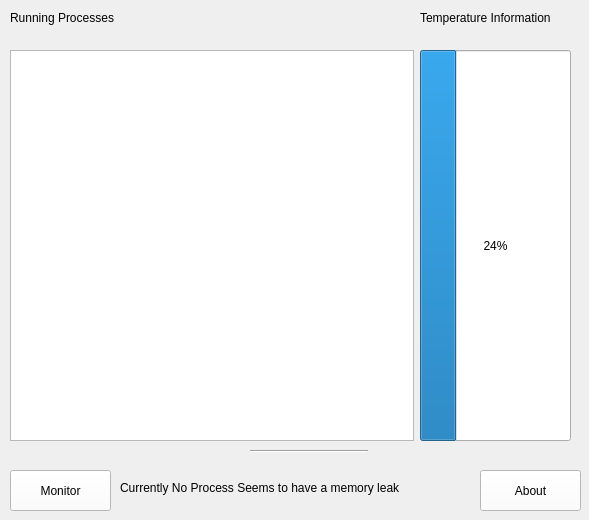
Above: Sysmon/sysmon.ui from moyass/System-Application-Monitor before the change. Below: the same form after it.
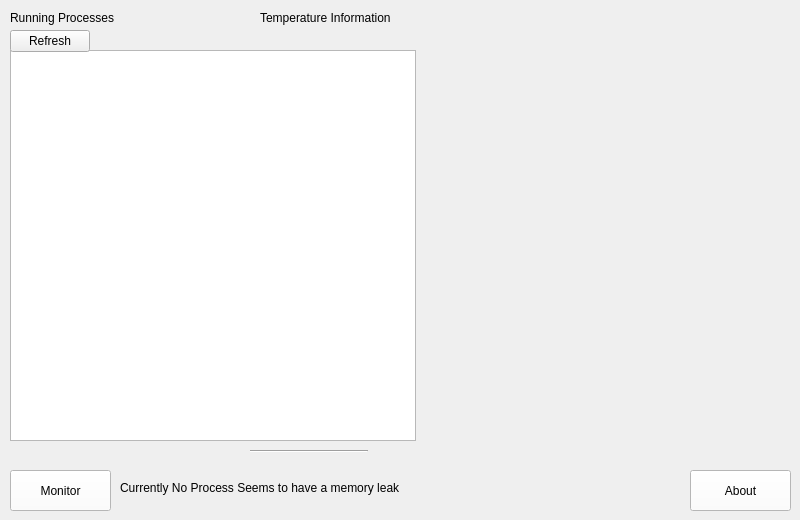
That is the form after the change.

What changed in the file:
```diff
--- a/Sysmon/sysmon.ui
+++ b/Sysmon/sysmon.ui
@@ -6,12 +6,12 @@
    <rect>
     <x>0</x>
     <y>0</y>
-    <width>589</width>
+    <width>800</width>
     <height>520</height>
    </rect>
   </property>
   <property name="sizePolicy">
-   <sizepolicy hsizetype="Fixed" vsizetype="Fixed">
+   <sizepolicy hsizetype="Expanding" vsizetype="Fixed">
     <horstretch>0</horstretch>
     <verstretch>0</verstretch>
    </sizepolicy>
@@ -24,7 +24,7 @@
   </property>
   <property name="maximumSize">
    <size>
-    <width>589</width>
+    <width>800</width>
     <height>520</height>
    </size>
   </property>
@@ -493,7 +493,7 @@
   <widget class="QLabel" name="label_2">
    <property name="geometry">
     <rect>
-     <x>420</x>
+     <x>260</x>
      <y>10</y>
      <width>161</width>
      <height>16</height>
@@ -519,7 +519,7 @@
   <widget class="QPushButton" name="pushButton_2">
    <property name="geometry">
     <rect>
-     <x>480</x>
+     <x>690</x>
      <y>470</y>
      <width>101</width>
      <height>41</height>
@@ -953,40 +953,96 @@
     <bool>false</bool>
    </property>
   </widget>
-  <widget class="QProgressBar" name="progressBar">
-   <property name="geometry">
-    <rect>
-     <x>420</x>
-     <y>50</y>
-     <width>151</width>
-     <height>391</height>
-    </rect>
-   </property>
-   <property name="value">
-    <number>24</number>
-   </property>
-  </widget>
   <widget class="QTableView" name="tableView">
+   <property name="enabled">
+    <bool>true</bool>
+   </property>
    <property name="geometry">
     <rect>
      <x>10</x>
      <y>50</y>
-     <width>404</width>
+     <width>406</width>
      <height>391</height>
     </rect>
    </property>
+   <property name="sizePolicy">
+    <sizepolicy hsizetype="Minimum" vsizetype="Fixed">
+     <horstretch>0</horstretch>
+     <verstretch>0</verstretch>
+    </sizepolicy>
+   </property>
+   <property name="minimumSize">
+    <size>
+     <width>390</width>
+     <height>391</height>
+    </size>
+   </property>
+   <property name="maximumSize">
+    <size>
+     <width>406</width>
+     <height>391</height>
+    </size>
+   </property>
+   <property name="sizeIncrement">
+    <size>
+     <width>0</width>
+     <height>0</height>
+    </size>
+   </property>
+   <property name="font">
+    <font>
+     <family>Sans Serif</family>
+     <pointsize>10</pointsize>
+    </font>
+   </property>
+   <property name="sizeAdjustPolicy">
+    <enum>QAbstractScrollArea::AdjustToContents</enum>
+   </property>
+   <property name="editTriggers">
+    <set>QAbstractItemView::NoEditTriggers</set>
+   </property>
+   <property name="selectionMode">
+    <enum>QAbstractItemView::SingleSelection</enum>
+   </property>
+   <property name="selectionBehavior">
+    <enum>QAbstractItemView::SelectRows</enum>
+   </property>
    <property name="gridStyle">
     <enum>Qt::DashLine</enum>
    </property>
+   <property name="sortingEnabled">
+    <bool>false</bool>
+   </property>
    <property name="wordWrap">
     <bool>false</bool>
    </property>
    <attribute name="horizontalHeaderDefaultSectionSize">
-    <number>134</number>
+    <number>130</number>
+   </attribute>
+   <attribute name="horizontalHeaderHighlightSections">
+    <bool>false</bool>
+   </attribute>
+   <attribute name="horizontalHeaderMinimumSectionSize">
+    <number>70</number>
+   </attribute>
+   <attribute name="horizontalHeaderShowSortIndicator" stdset="0">
+    <bool>false</bool>
+   </attribute>
+   <attribute name="horizontalHeaderStretchLastSection">
+    <bool>false</bool>
    </attribute>
    <attribute name="verticalHeaderVisible">
     <bool>false</bool>
    </attribute>
+   <attribute name="verticalHeaderCascadingSectionResizes">
+    <bool>false</bool>
+   </attribute>
+   <attribute name="verticalHeaderDefaultSectionSize">
+    <number>30</number>
+   </attribute>
+   <attribute name="verticalHeaderMinimumSectionSize">
+    <number>30</number>
+   </attribute>
   </widget>
   <widget class="Line" name="line">
    <property name="geometry">
@@ -1001,6 +1057,19 @@
     <enum>Qt::Horizontal</enum>
    </property>
   </widget>
+  <widget class="QPushButton" name="refreshButton">
+   <property name="geometry">
+    <rect>
+     <x>10</x>
+     <y>30</y>
+     <width>80</width>
+     <height>22</height>
+    </rect>
+   </property>
+   <property name="text">
+    <string>Refresh</string>
+   </property>
+  </widget>
  </widget>
  <layoutdefault spacing="6" margin="11"/>
  <resources/>
```
Left out of the diff: 10 changed lines with no effect on the pictures.
